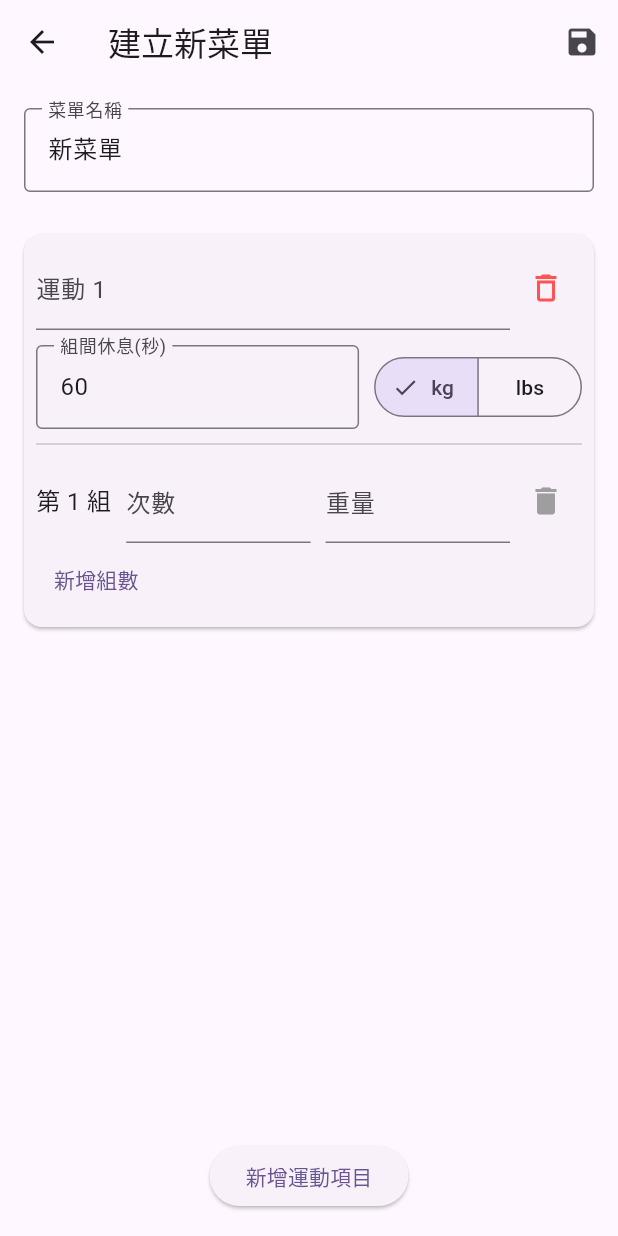
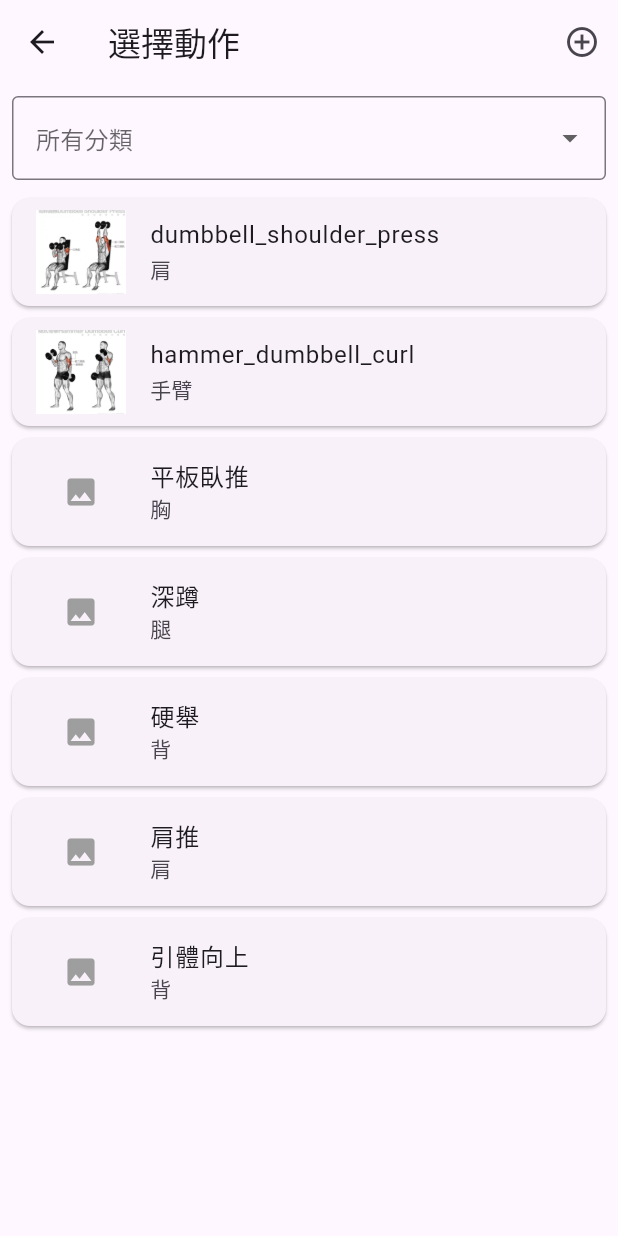
Before and after one commit to matthiola0/workout-app, a Flutter app: the RoutineEditorPage screen opened directly, after a tap on "新增運動項目", on a phone screen of 412 x 824 dp. Run offline on Flutter 3.47's test engine with Material 3 defaults, Android fonts, the phone set to English and light mode, and no system bars.

Commit message:
動作有圖片、可新增動作

```diff
--- /dev/null
+++ b/lib/exercise_library.dart
@@ -0,0 +1,74 @@
+// lib/exercise_library.dart
+
+// 定義動作分類的列舉
+enum ExerciseCategory {
+  chest('胸'),
+  shoulder('肩'),
+  back('背'),
+  arm('手臂'),
+  core('核心'),
+  leg('腿'),
+  cardio('有氧'),
+  other('其他');
+
+  const ExerciseCategory(this.displayName);
+  final String displayName;
+}
+
+// 定義一個標準庫動作的資料結構
+class LibraryExercise {
+  final String name;
+  final String imagePath;
+  final ExerciseCategory category;
+  final String description;
+
+  LibraryExercise({
+    required this.name,
+    required this.imagePath,
+    required this.category,
+    this.description = '', // 描述可選
+  });
+}
+
+// 建立一個全域的、包含所有預設動作的列表
+// final List<LibraryExercise> exerciseLibrary = [
+//   LibraryExercise(
+//     name: 'dumbbell_shoulder_press',
+//     imagePath: 'assets/images/dumbbell_shoulder_press.jpg',
+//     category: ExerciseCategory.shoulder,
+//   ),
+//   LibraryExercise(
+//     name: 'hammer_dumbbell_curl',
+//     imagePath: 'assets/images/hammer_dumbbell_curl.jpg',
+//     category: ExerciseCategory.arm,
+//   ),
+//   LibraryExercise(
+//     name: '平板臥推',
+//     imagePath: '',
+//     category: ExerciseCategory.chest,
+//     description: '發展胸大肌、前三角肌和三頭肌的主要動作。',
+//   ),
+//   LibraryExercise(
+//     name: '深蹲',
+//     imagePath: '',
+//     category: ExerciseCategory.leg,
+//     description: '全身性的力量訓練動作，主要鍛鍊股四頭肌、臀大肌和腿後腱肌群。',
+//   ),
+//   LibraryExercise(
+//     name: '硬舉',
+//     imagePath: '',
+//     category: ExerciseCategory.back,
+//     description: '一個複合式動作，能有效訓練背部、臀部和腿後側肌群。',
+//   ),
+//   LibraryExercise(
+//     name: '肩推',
+//     imagePath: '',
+//     category: ExerciseCategory.shoulder,
+//   ),
+//   LibraryExercise(
+//     name: '引體向上',
+//     imagePath: '',
+//     category: ExerciseCategory.back,
+//   ),
+//   // TODO: 增加更多動作 ...
+// ];
--- /dev/null
+++ b/lib/exercise_selection_page.dart
@@ -0,0 +1,116 @@
+// lib/exercise_selection_page.dart
+
+import 'package:flutter/material.dart';
+import 'package:provider/provider.dart';
+import 'exercise_library.dart';
+import 'workout_data.dart';
+import 'exercise_detail_page.dart';
+
+class ExerciseSelectionPage extends StatefulWidget {
+  const ExerciseSelectionPage({super.key});
+
+  @override
+  State<ExerciseSelectionPage> createState() => _ExerciseSelectionPageState();
+}
+
+class _ExerciseSelectionPageState extends State<ExerciseSelectionPage> {
+  ExerciseCategory? _selectedCategory; // 可為 null，代表顯示全部
+
+  @override
+  Widget build(BuildContext context) {
+    return Consumer<WorkoutData>(
+      builder: (context, workoutData, child) {
+        final filteredList = _selectedCategory == null
+            ? workoutData.masterExerciseList
+            : workoutData.masterExerciseList.where((ex) => ex.category == _selectedCategory).toList();
+
+        return Scaffold(
+          appBar: AppBar(
+            title: const Text('選擇動作'),
+            actions: [
+              // 自訂新動作的按鈕
+              IconButton(
+                icon: const Icon(Icons.add_circle_outline),
+                tooltip: '自訂新動作',
+                onPressed: () async {
+                  final newCustomExercise = Exercise(  // 直接在這裡建立新物件
+                    name: '',
+                    sets: [
+                      ExerciseSet(reps: '', weight: ''),
+                      ExerciseSet(reps: '', weight: ''),
+                      ExerciseSet(reps: '', weight: ''),
+                      ExerciseSet(reps: '', weight: ''),
+                    ],
+                    category: _selectedCategory ?? ExerciseCategory.other,
+                  );
+
+                  final createdExercise = await Navigator.push<Exercise>(
+                    context,
+                    MaterialPageRoute(builder: (context) => ExerciseDetailPage(exercise: newCustomExercise)),
+                  );
+
+                  if (createdExercise != null && createdExercise.name.isNotEmpty) {
+                    // 將新動作存入總列表
+                    workoutData.addExerciseToLibrary(createdExercise);
+                    // 然後再回傳給前一頁
+                    Navigator.pop(context, createdExercise);
+                  }
+                },
+              ),
+            ],
+          ),
+          body: Column(
+            children: [
+              Padding(
+                padding: const EdgeInsets.all(8.0),
+                child: DropdownButtonFormField<ExerciseCategory>(
+                  value: _selectedCategory,
+                  hint: const Text('所有分類'),
+                  isExpanded: true,
+                  decoration: const InputDecoration(border: OutlineInputBorder()),
+                  items: ExerciseCategory.values.map((category) {
+                    return DropdownMenuItem(value: category, child: Text(category.displayName));
+                  }).toList(),
+                  onChanged: (newValue) {
+                    setState(() { _selectedCategory = newValue; });
+                  },
+                ),
+              ),
+              Expanded(
+                child: ListView.builder(
+                  itemCount: filteredList.length,
+                  itemBuilder: (context, index) {
+                    final exerciseTemplate = filteredList[index];
+                    return Card(
+                      margin: const EdgeInsets.symmetric(horizontal: 8, vertical: 4),
+                      child: ListTile(
+                        // 在顯示圖片前先檢查路徑是否為空
+                        leading: exerciseTemplate.imagePath.isNotEmpty
+                          ? Image.asset(exerciseTemplate.imagePath, width: 60, height: 60, fit: BoxFit.cover)
+                          : const SizedBox(width: 60, height: 60, child: Icon(Icons.image, color: Colors.grey)),
+                        title: Text(exerciseTemplate.name),
+                        subtitle: Text(exerciseTemplate.category.displayName),
+                        onTap: () {
+                          // 當選擇一個範本時，我們建立一個它的副本來加入菜單
+                          // 這樣可以避免後續修改影響到總列表中的範本
+                          final newExerciseForRoutine = Exercise(
+                            name: exerciseTemplate.name,
+                            imagePath: exerciseTemplate.imagePath,
+                            category: exerciseTemplate.category,
+                            description: exerciseTemplate.description,
+                            sets: exerciseTemplate.sets.map((s) => ExerciseSet(reps: s.reps, weight: s.weight)).toList(),
+                          );
+                          Navigator.pop(context, newExerciseForRoutine);
+                        },
+                      ),
+                    );
+                  },
+                ),
+              ),
+            ],
+          ),
+        );
+      },
+    );
+  }
+}
--- a/lib/routine_editor_page.dart
+++ b/lib/routine_editor_page.dart
@@ -3,6 +3,9 @@
 import 'package:flutter/material.dart';
 import 'package:provider/provider.dart';
 import 'workout_data.dart';
+import 'exercise_selection_page.dart';
+import 'exercise_library.dart';
+import 'exercise_detail_page.dart';
 
 class RoutineEditorPage extends StatefulWidget {
   final WorkoutRoutine routine;
@@ -66,6 +69,35 @@ class _RoutineEditorPageState extends State<RoutineEditorPage> {
     Navigator.of(context).popUntil((route) => route.isFirst);
   }
 
+  // 處理跳轉到選擇頁的邏輯
+  void _addExercise() async {
+    // 返回的可能是一個從庫裡選的，或是自訂的 Exercise 物件
+    final selectedExercise = await Navigator.push<Exercise>(
+      context,
+      MaterialPageRoute(builder: (context) => const ExerciseSelectionPage()),
+    );
+
+    if (selectedExercise != null) {
+      setState(() {
+        _exercises.add(selectedExercise);
+      });
+    }
+  }
+
+  void _editExerciseDetails(Exercise exercise) async {
+    // 等待使用者從詳情頁回傳更新後的 exercise 物件
+    final updatedExercise = await Navigator.push<Exercise>(
+      context,
+      MaterialPageRoute(builder: (context) => ExerciseDetailPage(exercise: exercise)),
+    );
+
+    if (updatedExercise != null) {
+      setState(() {
+        // exercise 是 class，只需要呼叫 setState 來刷新 UI 即可
+      });
+    }
+  }
+
   @override
   Widget build(BuildContext context) {
     return Scaffold(
@@ -102,27 +134,25 @@ class _RoutineEditorPageState extends State<RoutineEditorPage> {
                   final exercise = _exercises[exerciseIndex];
                   return Card(
                     margin: const EdgeInsets.symmetric(vertical: 8),
-                    child: Padding(
-                      padding: const EdgeInsets.all(8.0),
                     child: Column(
-                        crossAxisAlignment: CrossAxisAlignment.start,
                       children: [
-                          Row(
+                        ListTile(
+                          title: Text(exercise.name, style: const TextStyle(fontWeight: FontWeight.bold, fontSize: 18)),
+                          subtitle: Text(exercise.category.displayName), // 顯示動作分類
+                          trailing: IconButton( // 將刪除按鈕放到這裡
+                            icon: const Icon(Icons.delete_outline, color: Colors.redAccent),
+                            onPressed: () {
+                              setState(() {
+                                _exercises.removeAt(exerciseIndex);
+                              });
+                            },
+                          ),
+                          onTap: () => _editExerciseDetails(exercise), // 整個 ListTile 都可以點擊
+                        ),
+                        Padding(
+                          padding: const EdgeInsets.symmetric(horizontal: 16.0),
+                          child: Column(
                             children: [
-                              Expanded(
-                                child: TextField(
-                                  controller: TextEditingController(text: exercise.name),
-                                  decoration: InputDecoration(labelText: '運動 ${exerciseIndex + 1}'),
-                                  onChanged: (newName) { exercise.name = newName; },
-                                ),
-                              ),
-                              IconButton(
-                                icon: const Icon(Icons.delete_outline, color: Colors.redAccent),
-                                onPressed: () { setState(() { _exercises.removeAt(exerciseIndex); }); },
-                              ),
-                            ],
-                          ),
-                          const SizedBox(height: 10),
                               // 休息時間和單位設定
                               Row(
                                 children: [
@@ -188,17 +218,15 @@ class _RoutineEditorPageState extends State<RoutineEditorPage> {
                             ],
                           ),
                         ),
+                      ],
+                    ),
                   );
                 },
               ),
             ),
             ElevatedButton(
               child: const Text('新增運動項目'),
-              onPressed: () {
-                setState(() {
-                  _exercises.add(Exercise(name: '', sets: [ExerciseSet(reps: '', weight: '')]));
-                });
-              },
+              onPressed: _addExercise,
             )
           ],
         ),
--- a/lib/workout_data.dart
+++ b/lib/workout_data.dart
@@ -2,6 +2,7 @@
 
 import 'package:flutter/material.dart';
 import 'dart:collection';
+import 'exercise_library.dart';
 
 // 定義重量單位的列舉
 enum WeightUnit { kg, lbs }
@@ -23,18 +24,24 @@ class ExerciseSet {
   });
 }
 
-// 代表一個完整的運動項目
+// 運動項目
 class Exercise {
   String name;
   final List<ExerciseSet> sets;
   int restTimeInSeconds; // 組間休息秒數
   WeightUnit weightUnit;   // 重量單位
+  String imagePath; // 儲存圖片路徑
+  ExerciseCategory category;
+  String description;
 
   Exercise({
     required this.name,
     required this.sets,
     this.restTimeInSeconds = 60, // 預設 60 秒
     this.weightUnit = WeightUnit.kg, // 預設公斤
+    this.imagePath = '', // 預設無圖片
+    this.category = ExerciseCategory.other, // 預設為其他
+    this.description = '',
   });
 }
 
@@ -48,6 +55,88 @@ class WorkoutRoutine {
 
 // --- 狀態管理中心 (State Management) ---
 class WorkoutData extends ChangeNotifier {
+  final List<Exercise> _masterExerciseList = [
+    Exercise(
+      name: 'dumbbell_shoulder_press',
+      imagePath: 'assets/images/dumbbell_shoulder_press.jpg',
+      category: ExerciseCategory.shoulder,
+      sets: [
+        ExerciseSet(reps: '', weight: ''),
+        ExerciseSet(reps: '', weight: ''),
+        ExerciseSet(reps: '', weight: ''),
+        ExerciseSet(reps: '', weight: ''),
+      ],
+    ),
+    Exercise(
+      name: 'hammer_dumbbell_curl',
+      imagePath: 'assets/images/hammer_dumbbell_curl.jpg',
+      category: ExerciseCategory.arm,
+      sets: [
+        ExerciseSet(reps: '', weight: ''),
+        ExerciseSet(reps: '', weight: ''),
+        ExerciseSet(reps: '', weight: ''),
+        ExerciseSet(reps: '', weight: ''),
+      ],
+    ),
+    Exercise(
+      name: '平板臥推',
+      imagePath: '',
+      category: ExerciseCategory.chest,
+      description: '發展胸大肌、前三角肌和三頭肌的主要動作。',
+      sets: [
+        ExerciseSet(reps: '', weight: ''),
+        ExerciseSet(reps: '', weight: ''),
+        ExerciseSet(reps: '', weight: ''),
+        ExerciseSet(reps: '', weight: ''),
+      ],
+    ),
+    Exercise(
+      name: '深蹲',
+      imagePath: '',
+      category: ExerciseCategory.leg,
+      description: '全身性的力量訓練動作，主要鍛鍊股四頭肌、臀大肌和腿後腱肌群。',
+      sets: [
+        ExerciseSet(reps: '', weight: ''),
+        ExerciseSet(reps: '', weight: ''),
+        ExerciseSet(reps: '', weight: ''),
+        ExerciseSet(reps: '', weight: ''),
+      ],
+    ),
+    Exercise(
+      name: '硬舉',
+      imagePath: '',
+      category: ExerciseCategory.back,
+      description: '一個複合式動作，能有效訓練背部、臀部和腿後側肌群。',
+      sets: [
+        ExerciseSet(reps: '', weight: ''),
+        ExerciseSet(reps: '', weight: ''),
+        ExerciseSet(reps: '', weight: ''),
+        ExerciseSet(reps: '', weight: ''),
+      ],
+    ),
+    Exercise(
+      name: '肩推',
+      imagePath: '',
+      category: ExerciseCategory.shoulder,
+      sets: [
+        ExerciseSet(reps: '', weight: ''),
+        ExerciseSet(reps: '', weight: ''),
+        ExerciseSet(reps: '', weight: ''),
+        ExerciseSet(reps: '', weight: ''),
+      ],
+    ),
+    Exercise(
+      name: '引體向上',
+      imagePath: '',
+      category: ExerciseCategory.back,
+      sets: [
+        ExerciseSet(reps: '', weight: ''),
+        ExerciseSet(reps: '', weight: ''),
+        ExerciseSet(reps: '', weight: ''),
+        ExerciseSet(reps: '', weight: ''),
+      ],
+    ),
+  ];
   final List<WorkoutRoutine> _routines = [
     // 使用新的資料結構更新預設資料
     WorkoutRoutine(
@@ -76,7 +165,14 @@ class WorkoutData extends ChangeNotifier {
     ),
   ];
 
+  UnmodifiableListView<Exercise> get masterExerciseList => UnmodifiableListView(_masterExerciseList);
   UnmodifiableListView<WorkoutRoutine> get routines => UnmodifiableListView(_routines);
+
+  // 用來將新動作存入總列表
+  void addExerciseToLibrary(Exercise exercise) {
+    _masterExerciseList.add(exercise);
+    notifyListeners(); // 通知 UI 更新
+  }
 
   // 儲存訓練紀錄與更新菜單
   void saveWorkoutLog(int routineIndex, List<Exercise> completedExercises, bool updateRoutineStructure) {
--- a/pubspec.yaml
+++ b/pubspec.yaml
@@ -59,7 +59,8 @@ flutter:
   uses-material-design: true
 
   # To add assets to your application, add an assets section, like this:
-  # assets:
+  assets:
+      - assets/images/
   #   - images/a_dot_burr.jpeg
   #   - images/a_dot_ham.jpeg
 
```
Also changed, not shown: lib/exercise_detail_page.dart (added, +106 -0 lines), lib/workout_in_progress_page.dart (+47 -20 lines), assets/images/dumbbell_shoulder_press.jpg (added), assets/images/hammer_dumbbell_curl.jpg (added). Lines whose indentation alone changed are shown as unchanged.
